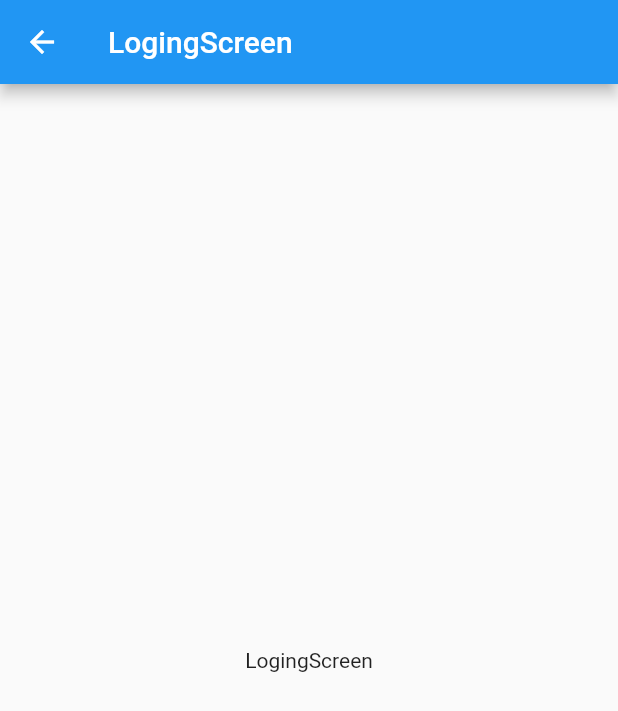
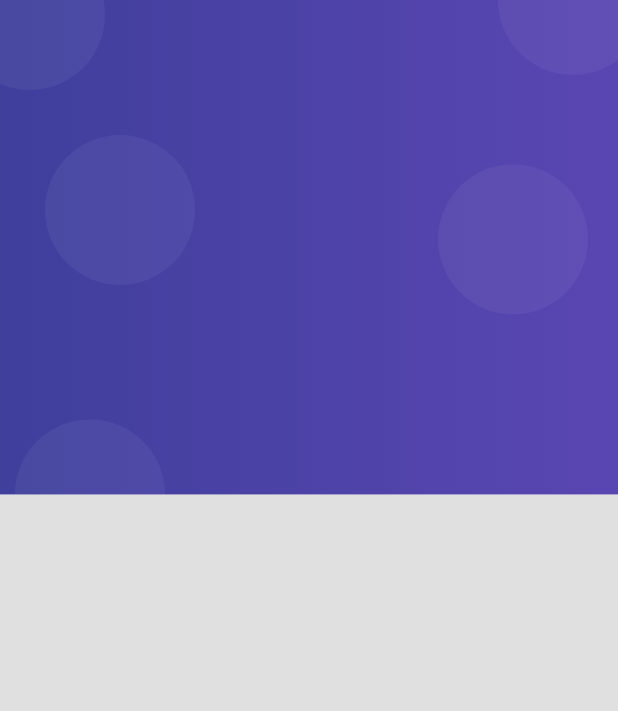
Before and after one commit to pachperdev/crud-loging-app-flutter, a Flutter app: the LogingScreen screen opened by its route, on a phone screen of 412 x 824 dp. Shown: the top 711 px of the screen. Run offline on Flutter 3.47's test engine with Material 2 defaults, Android fonts, the phone set to English and light mode, and no system bars.

Commit message:
Fondo del login

```diff
--- a/lib/main.dart
+++ b/lib/main.dart
@@ -9,12 +9,16 @@
   @override
   Widget build(BuildContext context) {
     return MaterialApp(
+      debugShowCheckedModeBanner: false,
       title: 'crud & loging',
-      initialRoute: 'home',
+      initialRoute: 'loging',
       routes: {
         'home': (context) => const HomeScreen(),
         'loging': (context) => const LogingScreen(),
       },
+      theme: ThemeData.light().copyWith(
+        scaffoldBackgroundColor: Colors.grey[300],
+      ),
     );
   }
 }
--- a/lib/screens/loging_screen.dart
+++ b/lib/screens/loging_screen.dart
@@ -1,3 +1,4 @@
+import 'package:crud_loging_app_flutter/widgets/widgets.dart';
 import 'package:flutter/material.dart';
 
 class LogingScreen extends StatelessWidget {
@@ -5,13 +6,8 @@
 
   @override
   Widget build(BuildContext context) {
-    return Scaffold(
-      appBar: AppBar(
-        title: const Text('LogingScreen'),
-      ),
-      body: const Center(
-        child: Text('LogingScreen'),
-      ),
+    return const Scaffold(
+      body: AutBackground(),
     );
   }
 }
--- /dev/null
+++ b/lib/widgets/auth_background.dart
@@ -0,0 +1,67 @@
+import 'package:flutter/material.dart';
+
+class AutBackground extends StatelessWidget {
+  const AutBackground({super.key});
+
+  @override
+  Widget build(BuildContext context) {
+    return Container(
+      width: double.infinity,
+      height: double.infinity,
+      child: Stack(
+        children: const [
+          _PurpleBox(),
+        ],
+      ),
+    );
+  }
+}
+
+class _PurpleBox extends StatelessWidget {
+  const _PurpleBox();
+
+  @override
+  Widget build(BuildContext context) {
+    final size = MediaQuery.of(context).size;
+
+    return Container(
+      width: double.infinity,
+      height: size.height * 0.4,
+      decoration: _purpleBackground(),
+      child: Stack(
+        children: const [
+          Positioned(top: 90, left: 30, child: _Bubble()),
+          Positioned(top: -40, left: -30, child: _Bubble()),
+          Positioned(top: -50, right: -20, child: _Bubble()),
+          Positioned(bottom: -50, left: 10, child: _Bubble()),
+          Positioned(bottom: 120, right: 20, child: _Bubble()),
+        ],
+      ),
+    );
+  }
+
+  BoxDecoration _purpleBackground() => const BoxDecoration(
+        gradient: LinearGradient(
+          colors: [
+            Color.fromRGBO(63, 63, 156, 1),
+            Color.fromRGBO(90, 70, 178, 1),
+          ],
+        ),
+      );
+}
+
+class _Bubble extends StatelessWidget {
+  const _Bubble();
+
+  @override
+  Widget build(BuildContext context) {
+    return Container(
+      width: 100,
+      height: 100,
+      decoration: BoxDecoration(
+        borderRadius: BorderRadius.circular(100),
+        color: const Color.fromRGBO(255, 255, 255, 0.05),
+      ),
+    );
+  }
+}
--- /dev/null
+++ b/lib/widgets/widgets.dart
@@ -0,0 +1 @@
+export 'package:crud_loging_app_flutter/widgets/auth_background.dart';
```
